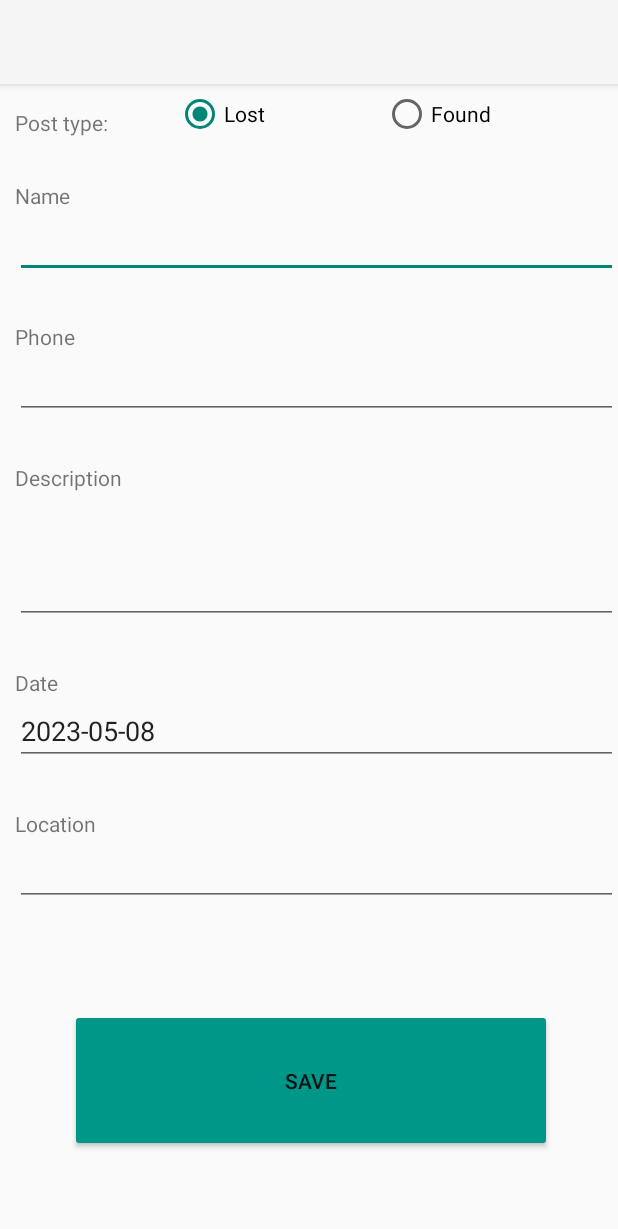
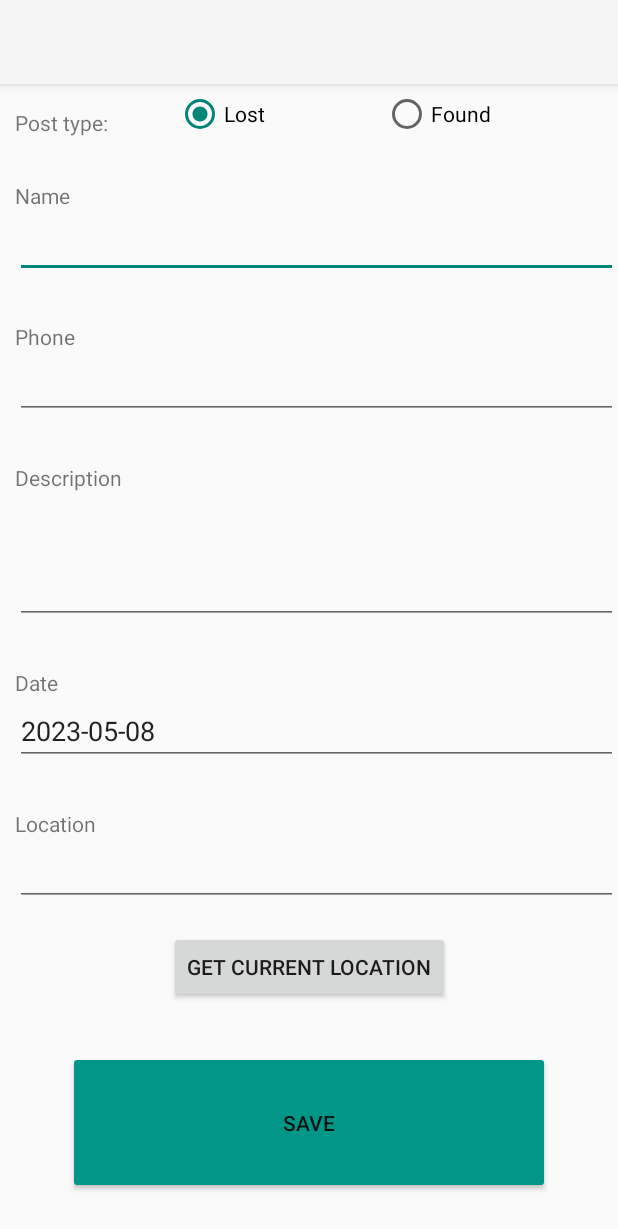
Before and after one commit to IWeidl/Assignment_9.1P, an Android app: the CreateNewActivity screen opened directly, with no data from a screen before it, on a phone screen of 412 x 824 dp. Shown: the top 1229 px of the screen. Run offline under Robolectric (Android 15) with nearby library versions, the phone set to English and light mode, and no system bars.

Commit message:
Get Current Location implemented.

```diff
--- a/app/build.gradle
+++ b/app/build.gradle
@@ -33,6 +33,8 @@ dependencies {
     implementation 'androidx.appcompat:appcompat:1.6.1'
     implementation 'com.google.android.material:material:1.8.0'
     implementation 'androidx.constraintlayout:constraintlayout:2.1.4'
+    implementation 'com.google.android.gms:play-services-maps:18.1.0'
+    implementation 'com.google.android.libraries.places:places:3.1.0'
     testImplementation 'junit:junit:4.13.2'
     androidTestImplementation 'androidx.test.ext:junit:1.1.5'
     androidTestImplementation 'androidx.test.espresso:espresso-core:3.5.1'
--- a/app/src/main/AndroidManifest.xml
+++ b/app/src/main/AndroidManifest.xml
@@ -1,6 +1,8 @@
 <?xml version="1.0" encoding="utf-8"?>
 <manifest xmlns:android="http://schemas.android.com/apk/res/android"
     xmlns:tools="http://schemas.android.com/tools">
+    <uses-permission android:name="android.permission.ACCESS_FINE_LOCATION"/>
+    <uses-permission android:name="android.permission.ACCESS_COARSE_LOCATION"/>
 
     <application
         android:allowBackup="true"
@@ -11,6 +13,9 @@
         android:supportsRtl="true"
         android:theme="@style/Theme.Assignment71P"
         tools:targetApi="31">
+        <meta-data
+            android:name="com.google.android.geo.API_KEY"
+            android:value="" />
         <activity
             android:name=".ItemDetailsActivity"
             android:exported="false" />
--- a/app/src/main/java/com/iweidl/assignment71p/CreateNewActivity.java
+++ b/app/src/main/java/com/iweidl/assignment71p/CreateNewActivity.java
@@ -1,15 +1,30 @@
 package com.iweidl.assignment71p;
 
+import androidx.annotation.NonNull;
 import androidx.appcompat.app.AppCompatActivity;
+import androidx.core.app.ActivityCompat;
+
+import android.Manifest;
+import android.content.pm.PackageManager;
+import android.location.Address;
+import android.location.Geocoder;
+import android.location.Location;
+import android.location.LocationListener;
+import android.location.LocationManager;
 import android.os.Bundle;
 import android.widget.Button;
 import android.widget.EditText;
 import android.widget.RadioGroup;
 import android.widget.Toast;
+
+import com.google.android.gms.location.LocationServices;
 import com.iweidl.assignment71p.sqlitehelper.LostFoundDBHelper;
+
+import java.io.IOException;
 import java.text.ParseException;
 import java.text.SimpleDateFormat;
 import java.util.Date;
+import java.util.List;
 import java.util.Locale;
 
 public class CreateNewActivity extends AppCompatActivity {
@@ -20,10 +35,26 @@ public class CreateNewActivity extends AppCompatActivity {
     private EditText editTextDate;
     private EditText editTextLocation;
     private Button buttonSave;
+    private Button buttonGetCurrentLocation;
+    Location currentLocation;
 
     private LostFoundDBHelper dbHelper;
 
     SimpleDateFormat dateFormat;
+
+    LocationManager locationManager;
+    LocationListener locationListener;
+
+    @Override
+    public void onRequestPermissionsResult(int requestCode, @NonNull String[] permissions, @NonNull int[] grantResults) {
+        super.onRequestPermissionsResult(requestCode, permissions, grantResults);
+
+        if (grantResults.length > 0 && grantResults[0] == PackageManager.PERMISSION_GRANTED) {
+            if (ActivityCompat.checkSelfPermission(this, Manifest.permission.ACCESS_FINE_LOCATION) == PackageManager.PERMISSION_GRANTED) {
+                locationManager.requestLocationUpdates(LocationManager.GPS_PROVIDER, 3, 0, locationListener);
+            }
+        }
+    }
 
     @Override
     protected void onCreate(Bundle savedInstanceState) {
@@ -38,6 +69,8 @@ public class CreateNewActivity extends AppCompatActivity {
         editTextLocation = findViewById(R.id.editTextLocation);
         buttonSave = findViewById(R.id.buttonSave);
 
+        buttonGetCurrentLocation = findViewById(R.id.buttonGetCurrentLocation);
+
         // Define a format to be used for parsing editTextDate
         dateFormat = new SimpleDateFormat("yyyy-MM-dd", Locale.getDefault());
         // Set editTextDates to today's date by default.
@@ -46,9 +79,46 @@ public class CreateNewActivity extends AppCompatActivity {
         // Initialize the dbHelper for use later
         dbHelper = new LostFoundDBHelper(this);
 
+        locationManager = (LocationManager) this.getSystemService(LOCATION_SERVICE);
+        locationListener = new LocationListener() {
+            @Override
+            public void onLocationChanged(@NonNull Location location) {
+            }
+        };
+
+        if (ActivityCompat.checkSelfPermission(this, android.Manifest.permission.ACCESS_FINE_LOCATION) != PackageManager.PERMISSION_GRANTED && ActivityCompat.checkSelfPermission(this, android.Manifest.permission.ACCESS_COARSE_LOCATION) != PackageManager.PERMISSION_GRANTED) {
+            // TODO: Consider calling
+            //    ActivityCompat#requestPermissions
+            // here to request the missing permissions, and then overriding
+            //   public void onRequestPermissionsResult(int requestCode, String[] permissions,
+            //                                          int[] grantResults)
+            // to handle the case where the user grants the permission. See the documentation
+            // for ActivityCompat#requestPermissions for more details.
+            ActivityCompat.requestPermissions(this, new String[]{Manifest.permission.ACCESS_FINE_LOCATION, Manifest.permission.ACCESS_COARSE_LOCATION}, 1);
+        }
+        locationManager.requestLocationUpdates(LocationManager.GPS_PROVIDER, 3, 0, locationListener);
+
         // saveItem is called when buttonSave is tapped
         buttonSave.setOnClickListener(view -> {
             saveItem();
+        });
+
+        buttonGetCurrentLocation.setOnClickListener(view -> {
+            currentLocation = locationManager.getLastKnownLocation(LocationManager.GPS_PROVIDER);
+            editTextLocation.setText(currentLocation.toString());
+
+            if (currentLocation != null) {
+                Geocoder geocoder = new Geocoder(this, Locale.getDefault());
+                try {
+                    List<Address> addressList = geocoder.getFromLocation(currentLocation.getLatitude(), currentLocation.getLongitude(), 1);
+                    if (addressList != null && !addressList.isEmpty()) {
+                        Address address = addressList.get(0);
+                        editTextLocation.setText(address.getAddressLine(0));
+                    }
+                } catch (IOException e) {
+                    e.printStackTrace();
+                }
+            }
         });
     }
 
--- a/app/src/main/res/layout/activity_create_new.xml
+++ b/app/src/main/res/layout/activity_create_new.xml
@@ -165,12 +165,25 @@
         android:layout_height="95dp"
         android:layout_marginStart="160dp"
         android:layout_marginEnd="163dp"
-        android:layout_marginBottom="56dp"
+        android:layout_marginBottom="28dp"
         android:backgroundTint="#009688"
         android:text="Save"
         app:layout_constraintBottom_toBottomOf="parent"
         app:layout_constraintEnd_toEndOf="parent"
-        app:layout_constraintHorizontal_bias="0.489"
+        app:layout_constraintHorizontal_bias="0.493"
         app:layout_constraintStart_toStartOf="parent" />
 
+    <Button
+        android:id="@+id/buttonGetCurrentLocation"
+        android:layout_width="wrap_content"
+        android:layout_height="wrap_content"
+        android:layout_marginStart="96dp"
+        android:layout_marginEnd="96dp"
+        android:layout_marginBottom="16dp"
+        android:text="Get Current Location"
+        app:layout_constraintBottom_toTopOf="@+id/buttonSave"
+        app:layout_constraintEnd_toEndOf="parent"
+        app:layout_constraintStart_toStartOf="parent"
+        app:layout_constraintTop_toBottomOf="@+id/editTextLocation" />
+
 </androidx.constraintlayout.widget.ConstraintLayout>
```
